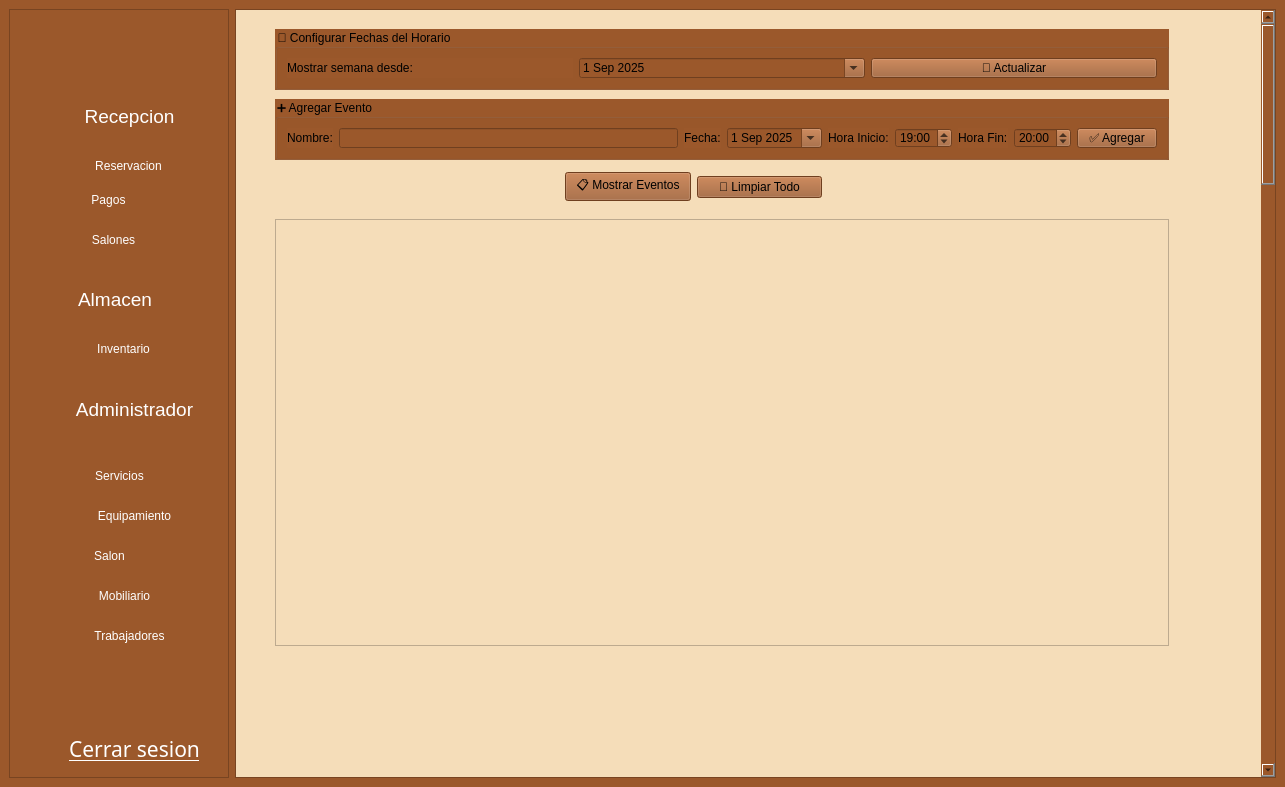
The window that gui/admin_screen.ui (asp-laboratories/BookingRoom_Software) describes before a commit, drawn with Qt 5.
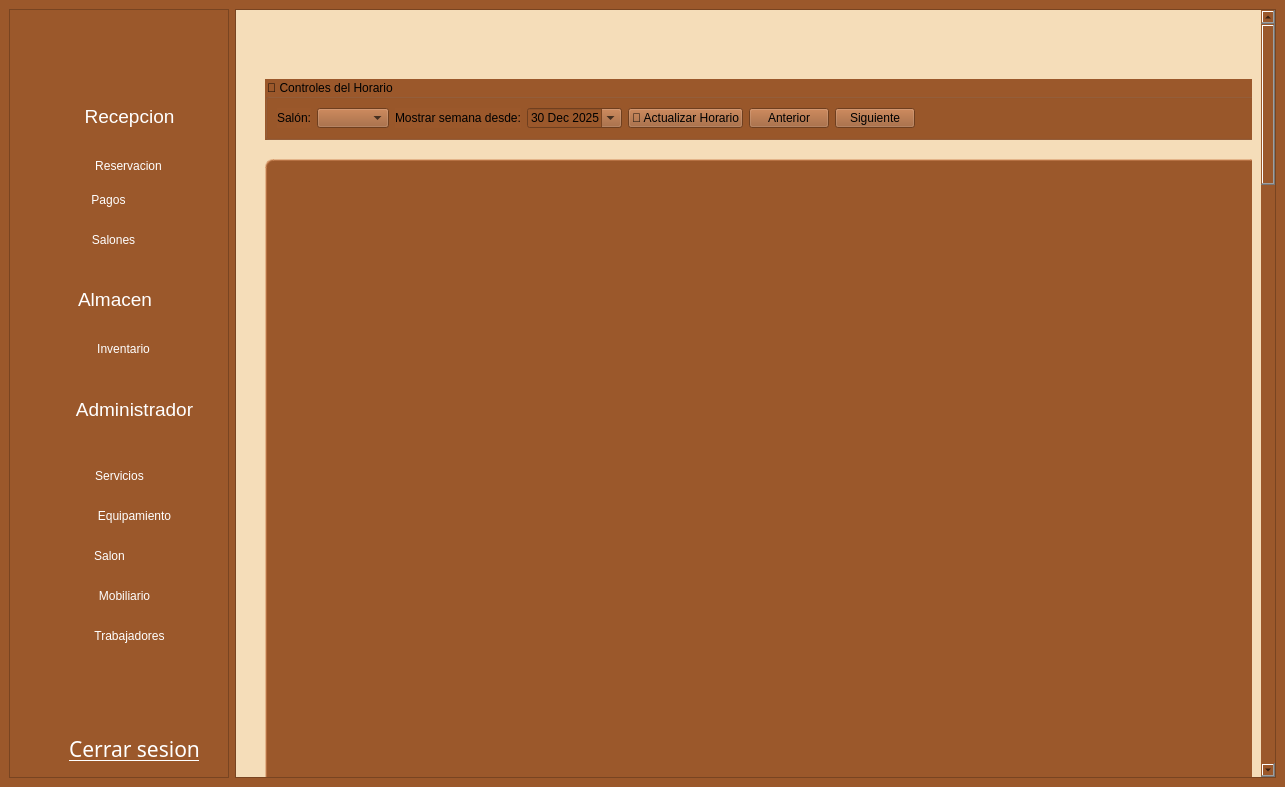
The same window after the commit. The open tabs and pages were chosen to show the change. Icons and pictures are not drawn.

Commit message: refactor(horario): Funcioamiento del horario hecho - 16

Diff of the .ui file:
```diff
--- a/gui/admin_screen.ui
+++ b/gui/admin_screen.ui
@@ -683,13 +683,13 @@
           <property name="geometry">
            <rect>
             <x>20</x>
-            <y>20</y>
+            <y>30</y>
             <width>161</width>
             <height>31</height>
            </rect>
           </property>
           <property name="text">
-           <string/>
+           <string>&lt;html&gt;&lt;head/&gt;&lt;body&gt;&lt;p&gt;&lt;a href=&quot;horarioP&quot;&gt;&lt;/a&gt;&lt;/p&gt;&lt;/body&gt;&lt;/html&gt;</string>
           </property>
           <property name="pixmap">
            <pixmap>../Imagenes/03.png</pixmap>
@@ -751,19 +751,57 @@
            <widget class="QTableWidget" name="tableHorario">
             <property name="geometry">
              <rect>
-              <x>30</x>
-              <y>200</y>
-              <width>894</width>
-              <height>427</height>
+              <x>20</x>
+              <y>140</y>
+              <width>994</width>
+              <height>730</height>
              </rect>
             </property>
+            <property name="styleSheet">
+             <string notr="true">
+QTableWidget {
+	background-color: rgb(155, 88, 43);
+    border: 2px solid rgba(209, 138, 91, 0.5);
+    border-radius: 8px;
+    font-size: 13px;
+    alternate-background-color: rgba(245, 221, 178, 0.1);
+}
+
+QTableWidget::item {
+    background-color: rgba(155, 88, 43, 0.9);
+    padding: 8px;
+    border-bottom: 1px solid rgba(209, 138, 91, 0.2);
+}
+
+QTableWidget::item:hover {
+    background-color: rgba(209, 138, 91, 0.15);
+}
+
+QTableWidget::item:selected {
+    background-color: rgba(155, 88, 43, 0.9);
+    color: #ffffff;
+}
+
+QHeaderView::section {
+    background-color: rgba(209, 138, 91, 1.0);
+    color: rgba(245, 221, 178, 1.0);
+    padding: 10px;
+    font-weight: bold;
+    border: none;
+    border-bottom: 2px solid rgba(155, 88, 43, 0.8);
+}
+
+QLineEdit{
+	background-color: rgb(154, 87, 89);
+}</string>
+            </property>
            </widget>
            <widget class="QGroupBox" name="groupBox">
             <property name="geometry">
              <rect>
-              <x>30</x>
-              <y>10</y>
-              <width>894</width>
+              <x>20</x>
+              <y>60</y>
+              <width>994</width>
               <height>61</height>
              </rect>
             </property>
@@ -771,166 +809,73 @@
              <string notr="true">background-color: rgb(155, 88, 43);</string>
             </property>
             <property name="title">
-             <string>📅 Configurar Fechas del Horario</string>
+             <string>📅 Controles del Horario</string>
             </property>
             <layout class="QHBoxLayout" name="horizontalLayout_2">
              <item>
-              <widget class="QLabel" name="label">
+              <widget class="QLabel" name="label_salon">
+               <property name="text">
+                <string>Salón:</string>
+               </property>
+              </widget>
+             </item>
+             <item>
+              <widget class="QComboBox" name="comboSalonHorario"/>
+             </item>
+             <item>
+              <widget class="QLabel" name="label_fecha">
                <property name="text">
                 <string>Mostrar semana desde:</string>
                </property>
               </widget>
              </item>
              <item>
-              <widget class="QDateEdit" name="dateInicio">
-               <property name="minimumDate">
-                <date>
-                 <year>2025</year>
-                 <month>9</month>
-                 <day>1</day>
-                </date>
-               </property>
-               <property name="calendarPopup">
-                <bool>true</bool>
-               </property>
-              </widget>
-             </item>
-             <item>
-              <widget class="QPushButton" name="btnActualizar">
-               <property name="text">
-                <string>🔄 Actualizar</string>
-               </property>
-              </widget>
-             </item>
-            </layout>
-           </widget>
-           <widget class="QGroupBox" name="groupBox_2">
-            <property name="geometry">
-             <rect>
-              <x>30</x>
-              <y>80</y>
-              <width>894</width>
-              <height>61</height>
-             </rect>
-            </property>
-            <property name="styleSheet">
-             <string notr="true">background-color: rgb(155, 88, 43);</string>
-            </property>
-            <property name="title">
-             <string>➕ Agregar Evento</string>
-            </property>
-            <layout class="QHBoxLayout" name="horizontalLayout_4">
-             <item>
-              <widget class="QLabel" name="label_51">
-               <property name="text">
-                <string>Nombre:</string>
-               </property>
-              </widget>
-             </item>
-             <item>
-              <widget class="QLineEdit" name="inputNombre_2"/>
-             </item>
-             <item>
-              <widget class="QLabel" name="label_52">
-               <property name="text">
-                <string>Fecha:</string>
-               </property>
-              </widget>
-             </item>
-             <item>
-              <widget class="QDateEdit" name="dateEvento_2">
+              <widget class="QDateEdit" name="dateInicioHorario">
                <property name="calendarPopup">
                 <bool>true</bool>
                </property>
                <property name="date">
                 <date>
                  <year>2025</year>
-                 <month>9</month>
-                 <day>1</day>
+                 <month>12</month>
+                 <day>30</day>
                 </date>
                </property>
               </widget>
              </item>
              <item>
-              <widget class="QLabel" name="label_53">
+              <widget class="QPushButton" name="btnActualizarHorario">
                <property name="text">
-                <string>Hora Inicio:</string>
+                <string>🔄 Actualizar Horario</string>
                </property>
               </widget>
              </item>
              <item>
-              <widget class="QTimeEdit" name="timeInicio_2">
-               <property name="displayFormat">
-                <string>HH:mm</string>
-               </property>
-               <property name="time">
-                <time>
-                 <hour>19</hour>
-                 <minute>0</minute>
-                 <second>0</second>
-                </time>
-               </property>
-              </widget>
-             </item>
-             <item>
-              <widget class="QLabel" name="label_54">
+              <widget class="QPushButton" name="btnSiguienteSemana">
                <property name="text">
-                <string>Hora Fin:</string>
+                <string>Anterior</string>
                </property>
               </widget>
              </item>
              <item>
-              <widget class="QTimeEdit" name="timeFin_2">
-               <property name="displayFormat">
-                <string>HH:mm</string>
-               </property>
-               <property name="time">
-                <time>
-                 <hour>20</hour>
-                 <minute>0</minute>
-                 <second>0</second>
-                </time>
-               </property>
-              </widget>
-             </item>
-             <item>
-              <widget class="QPushButton" name="btnAgregar_2">
+              <widget class="QPushButton" name="btnAnteriorSemana">
                <property name="text">
-                <string>✅ Agregar</string>
+                <string>Siguiente</string>
                </property>
               </widget>
              </item>
-            </layout>
-           </widget>
-           <widget class="QWidget" name="layoutWidget">
-            <property name="geometry">
-             <rect>
-              <x>320</x>
-              <y>150</y>
-              <width>257</width>
-              <height>36</height>
-             </rect>
-            </property>
-            <layout class="QHBoxLayout" name="horizontalLayout_6">
              <item>
-              <widget class="QPushButton" name="btnMostrar_2">
-               <property name="styleSheet">
-                <string notr="true">background-color: rgb(155, 88, 43);</string>
+              <spacer name="horizontalSpacer_8">
+               <property name="orientation">
+                <enum>Qt::Orientation::Horizontal</enum>
                </property>
-               <property name="text">
-                <string>📋 Mostrar Eventos</string>
+               <property name="sizeHint" stdset="0">
+                <size>
+                 <width>40</width>
+                 <height>20</height>
+                </size>
                </property>
-              </widget>
-             </item>
-             <item>
-              <widget class="QPushButton" name="btnLimpiar_2">
-               <property name="styleSheet">
-                <string notr="true">background-color: rgb(155, 88, 43);</string>
-               </property>
-               <property name="text">
-                <string>🧹 Limpiar Todo</string>
-               </property>
-              </widget>
+              </spacer>
              </item>
             </layout>
            </widget>
```
Left out of the diff: 10 changed lines with no effect on the pictures. The commit also changes 9 other files.
